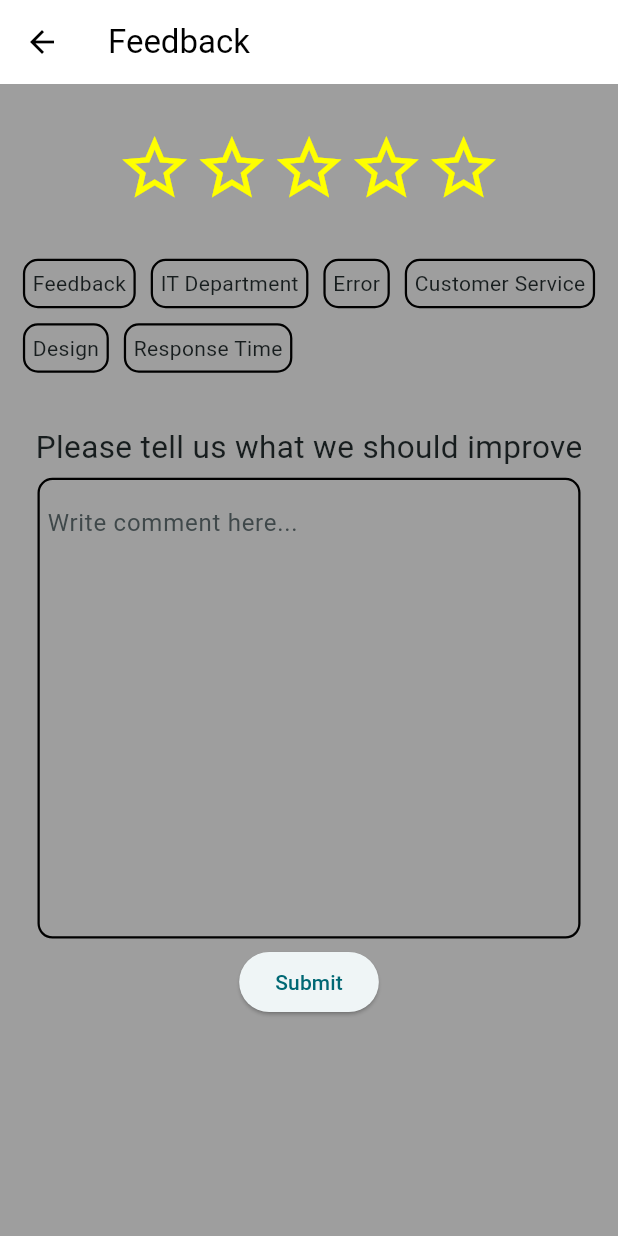
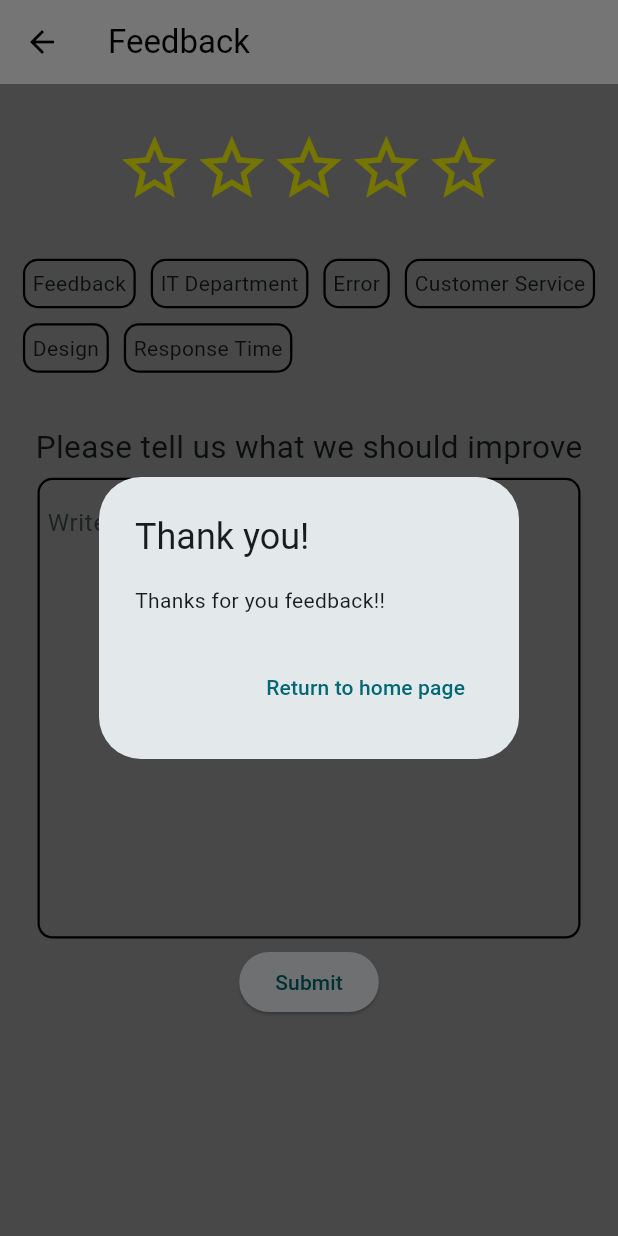
Before and after one commit to BingHao1209/feedbackrating, a Flutter app: the Feedback1 screen opened directly, after a tap on "Submit", on a phone screen of 412 x 824 dp. Run offline on Flutter 3.47's test engine with Material 2 defaults, Android fonts, the phone set to English and light mode, and no system bars.

Commit message:
Changed feedback fields for better

```diff
--- /dev/null
+++ b/lib/data.dart
@@ -0,0 +1,2 @@
+export 'data/feedback_record.dart';
+export 'data/feedback_library.dart';
--- a/lib/data/feedback_library.dart
+++ b/lib/data/feedback_library.dart
@@ -1,15 +1,16 @@
 import 'feedback_record.dart';
+
+FeedbackLibrary feedbackLibraryInstance = FeedbackLibrary();
 
 class FeedbackLibrary{
   final List<FeedbackRecord> feedbacks = [];
 
   void addFeedback({
-    required String name,
     required int stars,
-    required List<String> category,
+    required String category,
     required String comment,
   }){
-    FeedbackRecord feedbackRecord = FeedbackRecord(feedbacks.length, name, stars, category, comment);
+    FeedbackRecord feedbackRecord = FeedbackRecord(feedbacks.length, stars, category, comment);
     feedbacks.add(feedbackRecord);
   }
 
--- a/lib/data/feedback_record.dart
+++ b/lib/data/feedback_record.dart
@@ -1,9 +1,8 @@
 class FeedbackRecord{
   final int id;
-  final String name;
   final int stars;
-  final List<String> category;
+  final String category;
   final String comment;
 
-  FeedbackRecord(this.id,this.name,this.stars,this.category,this.comment);
+  FeedbackRecord(this.id,this.stars,this.category,this.comment);
 }
--- a/lib/pages/feedback1.dart
+++ b/lib/pages/feedback1.dart
@@ -1,5 +1,6 @@
+import 'package:feedback_and_rating_1/pages/home.dart';
 import 'package:flutter/material.dart';
-import '../data/feedback_library.dart';
+import '../data.dart';
 
 class Feedback1 extends StatefulWidget {
   const Feedback1({super.key});
@@ -21,6 +22,31 @@ class _FeedbackState extends State<Feedback1> {
   late List<bool> selected;
   final commentsController = TextEditingController();
 
+  void _showPrompt(BuildContext context) async {
+    await showDialog(
+      context: context,
+      builder: (BuildContext context) {
+        return AlertDialog(
+          title: const Text('Thank you!'),
+          content:
+          const Text('Thanks for you feedback!!'),
+          actions: [
+            TextButton(
+              // style: ButtonStyle(backgroundColor: MaterialStateProperty.all<Color>(Colors.lightGreen),),
+              onPressed: () {
+                Navigator.pop(context, true);
+              },
+              child: const Text('Return to home page'),
+            ),
+          ],
+        );
+      },
+    ).then((result) {
+        Navigator.pop(context);
+    });
+  }
+
+
   @override
   void initState() {
     super.initState();
@@ -30,7 +56,9 @@ class _FeedbackState extends State<Feedback1> {
   @override
   Widget build(BuildContext context) {
     final max_width = MediaQuery.of(context).size.width;
-    final max_height = MediaQuery.of(context).size.height - AppBar().preferredSize.height - MediaQuery.of(context).padding.top;
+    final max_height = MediaQuery.of(context).size.height -
+        AppBar().preferredSize.height -
+        MediaQuery.of(context).padding.top;
     return Scaffold(
       backgroundColor: Colors.white30,
       appBar: AppBar(
@@ -121,7 +149,10 @@ class _FeedbackState extends State<Feedback1> {
                 ),
               ),
               ElevatedButton(
-                onPressed: () {},
+                onPressed: () {
+                  feedbackLibraryInstance.addFeedback(stars: _rating, category: categories[selected.indexWhere((element) => true)], comment: commentsController.text);
+                  _showPrompt(context);
+                },
                 child: const Text('Submit'),
               ),
             ],
--- a/lib/pages/feedback_history.dart
+++ b/lib/pages/feedback_history.dart
@@ -1,4 +1,5 @@
 import 'package:flutter/material.dart';
+
 
 class FeedbackHistory extends StatefulWidget{
   const FeedbackHistory({super.key});
```
